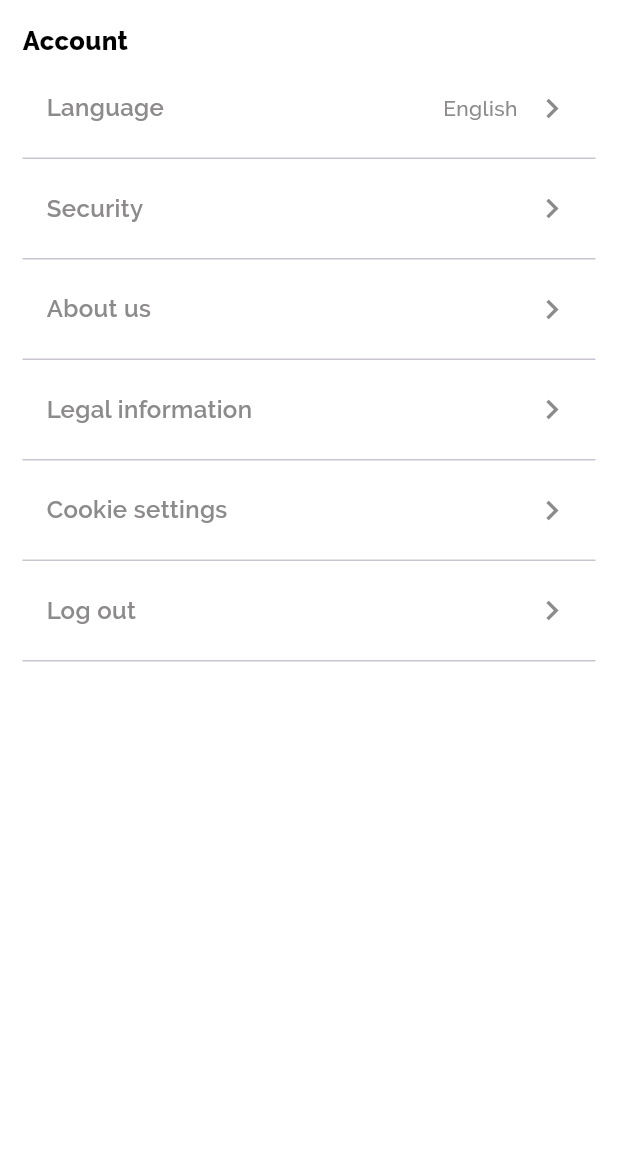
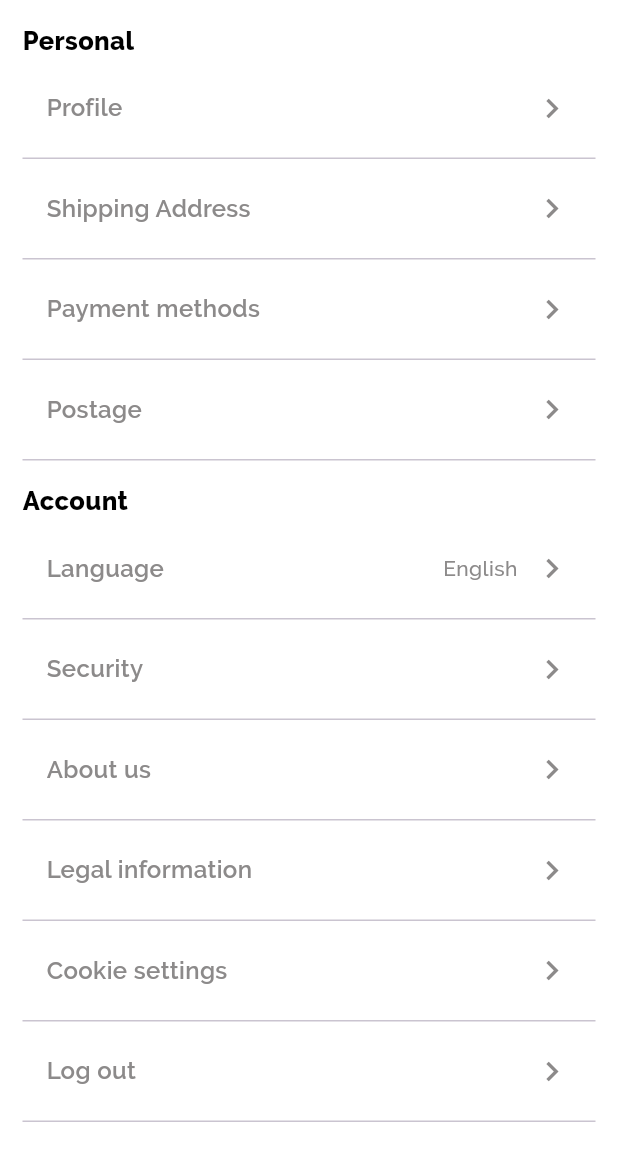
Before and after one commit to chh0871/MVP, a Flutter app: the SettingsPage screen opened directly, on a phone screen of 412 x 824 dp. Shown: the top 1161 px of the screen. Run offline on Flutter 3.47's test engine with Material 3 defaults, Android fonts, the phone set to English and light mode, and no system bars; our stand-ins replace cloud_firestore, firebase_auth, firebase_core, firebase_storage, fl_chart, flutter_dotenv and 4 more; accounts and stored records are empty.

Commit message:
164 personal section

```diff
--- a/lib/core/config/app_strings.dart
+++ b/lib/core/config/app_strings.dart
@@ -75,4 +75,10 @@ class AppStrings {
   static const legal_information_Text = "Legal information";
   static const cookie_settings_Text = "Cookie settings";
   static const log_out_Text = "Log out";
+
+  static const personal_Text = "Personal";
+  static const profile_Text = "Profile";
+  static const shipping_address_Text = "Shipping Address";
+  static const payment_methods_Text = "Payment methods";
+  static const postage_Text = "Postage";
 }
--- a/lib/features/settings/settings_model.dart
+++ b/lib/features/settings/settings_model.dart
@@ -9,3 +9,11 @@ const dummyAccountSection = [
   SectionSettingsItem(title: AppStrings.cookie_settings_Text, trailing: ''),
   SectionSettingsItem(title: AppStrings.log_out_Text, trailing: '')
 ];
+
+
+const dummyPersonalSection = [
+  SectionSettingsItem(title: AppStrings.profile_Text, trailing: ''),
+  SectionSettingsItem(title: AppStrings.shipping_address_Text, trailing: ''),
+  SectionSettingsItem(title: AppStrings.payment_methods_Text, trailing: ''),
+  SectionSettingsItem(title: AppStrings.postage_Text, trailing: '')
+];
--- a/lib/features/settings/settings_page.dart
+++ b/lib/features/settings/settings_page.dart
@@ -1,6 +1,7 @@
 import 'package:flutter/material.dart';
 
 import 'package:cherry_mvp/core/config/config.dart';
+import 'package:cherry_mvp/features/settings/widgets/settings_personal.dart';
 import 'package:cherry_mvp/features/settings/widgets/settings_account.dart';
 
 
@@ -36,6 +37,8 @@ class SettingsPageState extends State<SettingsPage> {
 
                   children: [
 
+                    SettingsPersonal(),
+
                     SettingsAccount(),
                   ]
                 ),
--- /dev/null
+++ b/lib/features/settings/widgets/settings_personal.dart
@@ -0,0 +1,17 @@
+import 'package:flutter/material.dart';
+import 'package:cherry_mvp/core/config/config.dart';
+import 'package:cherry_mvp/features/settings/settings_model.dart';
+import 'package:cherry_mvp/features/settings/widgets/settings_category_group.dart';
+
+
+class SettingsPersonal extends StatelessWidget {
+  const SettingsPersonal({super.key});
+
+  @override
+  Widget build(BuildContext context) {
+
+    return Container(
+      child: SettingsCategoryGroup(list_items: dummyPersonalSection, heading: AppStrings.personal_Text),
+    );
+  }
+}
```
